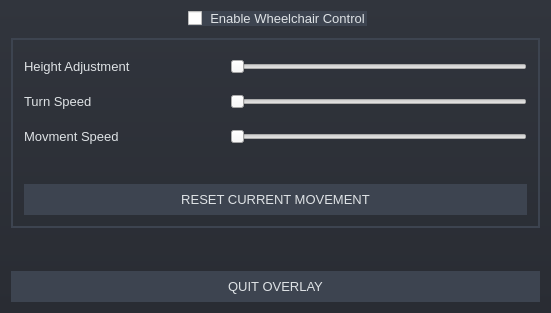
henriheimann/rollivr, file overlay/src/WheelchairOverlayWidget.ui: the form before one commit.
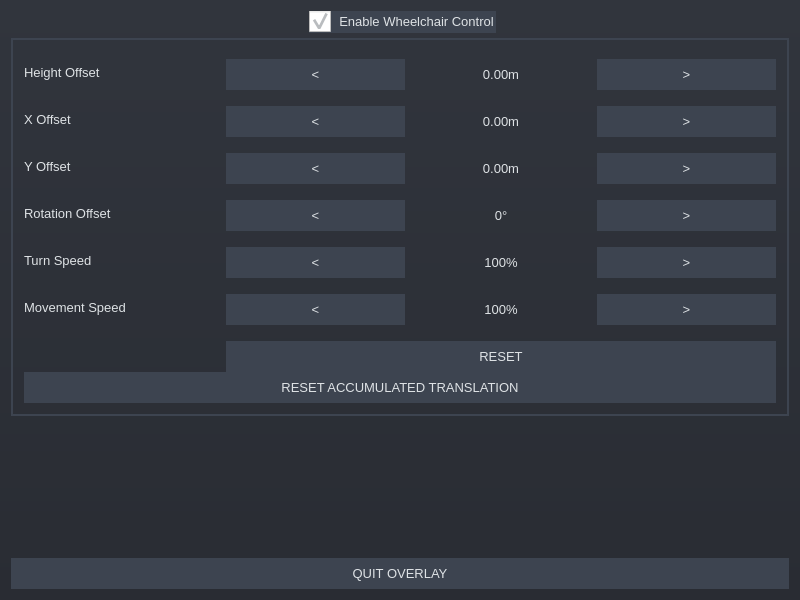
The form after the commit.

Commit message: Update UI, add offsets for wheelchair position

```diff
--- a/overlay/src/WheelchairOverlayWidget.ui
+++ b/overlay/src/WheelchairOverlayWidget.ui
@@ -6,10 +6,16 @@
    <rect>
     <x>0</x>
     <y>0</y>
-    <width>551</width>
-    <height>313</height>
+    <width>800</width>
+    <height>600</height>
    </rect>
   </property>
+  <property name="minimumSize">
+   <size>
+    <width>760</width>
+    <height>460</height>
+   </size>
+  </property>
   <property name="windowTitle">
    <string>Hello World Overlay</string>
   </property>
@@ -19,6 +25,11 @@
 	color: #dee2e5;
 }
 
+QGroupBox::indicator {
+	width: 22px;
+	height: 22px;
+}
+
 QWidget {
 	font: 10pt;
 	color: #dee2e5;
@@ -67,7 +78,7 @@
       <bool>true</bool>
      </property>
      <property name="checked">
-      <bool>false</bool>
+      <bool>true</bool>
      </property>
      <layout class="QVBoxLayout" name="verticalLayout_2">
       <item>
@@ -90,92 +101,258 @@
            <number>100</number>
           </property>
           <property name="verticalSpacing">
-           <number>20</number>
+           <number>16</number>
           </property>
           <item row="0" column="0">
-           <widget class="QLabel" name="heightAdjustmentLabel">
+           <widget class="QLabel" name="formHeightOffsetLabel">
+            <property name="sizePolicy">
+             <sizepolicy hsizetype="Preferred" vsizetype="Preferred">
+              <horstretch>0</horstretch>
+              <verstretch>0</verstretch>
+             </sizepolicy>
+            </property>
             <property name="text">
-             <string>Height Adjustment</string>
+             <string>Height Offset</string>
             </property>
            </widget>
           </item>
           <item row="0" column="1">
-           <widget class="QSlider" name="heightAdjustmentSlider">
-            <property name="maximum">
-             <number>100</number>
-            </property>
-            <property name="orientation">
-             <enum>Qt::Horizontal</enum>
+           <layout class="QHBoxLayout" name="horizontalLayout_2">
+            <item>
+             <widget class="QPushButton" name="decrementHeightOffsetPushButton">
+              <property name="minimumSize">
+               <size>
+                <width>0</width>
+                <height>23</height>
+               </size>
+              </property>
+              <property name="text">
+               <string>&lt;</string>
+              </property>
+             </widget>
+            </item>
+            <item>
+             <widget class="QLabel" name="heightOffsetLabel">
+              <property name="text">
+               <string>0.00m</string>
+              </property>
+              <property name="alignment">
+               <set>Qt::AlignCenter</set>
+              </property>
+             </widget>
+            </item>
+            <item>
+             <widget class="QPushButton" name="incrementHeightOffsetPushButton">
+              <property name="text">
+               <string>&gt;</string>
+              </property>
+             </widget>
+            </item>
+           </layout>
+          </item>
+          <item row="4" column="1">
+           <layout class="QHBoxLayout" name="horizontalLayout_3">
+            <item>
+             <widget class="QPushButton" name="decrementTurnSpeedPushButton">
+              <property name="text">
+               <string>&lt;</string>
+              </property>
+             </widget>
+            </item>
+            <item>
+             <widget class="QLabel" name="turnSpeedLabel">
+              <property name="text">
+               <string>100%</string>
+              </property>
+              <property name="alignment">
+               <set>Qt::AlignCenter</set>
+              </property>
+             </widget>
+            </item>
+            <item>
+             <widget class="QPushButton" name="incrementTurnSpeedPushButton">
+              <property name="text">
+               <string>&gt;</string>
+              </property>
+             </widget>
+            </item>
+           </layout>
+          </item>
+          <item row="3" column="0">
+           <widget class="QLabel" name="formRotationOffsetLabel">
+            <property name="text">
+             <string>Rotation Offset</string>
             </property>
            </widget>
           </item>
-          <item row="1" column="0">
-           <widget class="QLabel" name="turnSpeedLabel">
+          <item row="4" column="0">
+           <widget class="QLabel" name="fromSpeedLabeforml">
             <property name="text">
              <string>Turn Speed</string>
             </property>
            </widget>
           </item>
-          <item row="1" column="1">
-           <widget class="QSlider" name="turnSpeedSlider">
-            <property name="maximum">
-             <number>100</number>
-            </property>
-            <property name="orientation">
-             <enum>Qt::Horizontal</enum>
+          <item row="3" column="1">
+           <layout class="QHBoxLayout" name="horizontalLayout_5">
+            <item>
+             <widget class="QPushButton" name="decrementRotationOffsetPushButton">
+              <property name="text">
+               <string>&lt;</string>
+              </property>
+             </widget>
+            </item>
+            <item>
+             <widget class="QLabel" name="rotationOffsetLabel">
+              <property name="text">
+               <string>0°</string>
+              </property>
+              <property name="alignment">
+               <set>Qt::AlignCenter</set>
+              </property>
+             </widget>
+            </item>
+            <item>
+             <widget class="QPushButton" name="incrementRotationOffsetPushButton">
+              <property name="text">
+               <string>&gt;</string>
+              </property>
+             </widget>
+            </item>
+           </layout>
+          </item>
+          <item row="1" column="0">
+           <widget class="QLabel" name="formXOffsetLabel">
+            <property name="text">
+             <string>X Offset</string>
             </property>
            </widget>
           </item>
           <item row="2" column="0">
-           <widget class="QLabel" name="movementSpeedLabel">
+           <widget class="QLabel" name="formYOffsetLabel">
             <property name="text">
-             <string>Movment Speed</string>
+             <string>Y Offset</string>
             </property>
            </widget>
           </item>
+          <item row="1" column="1">
+           <layout class="QHBoxLayout" name="horizontalLayout_6">
+            <item>
+             <widget class="QPushButton" name="decrementXOffsetPushButton">
+              <property name="text">
+               <string>&lt;</string>
+              </property>
+             </widget>
+            </item>
+            <item>
+             <widget class="QLabel" name="xOffsetLabel">
+              <property name="text">
+               <string>0.00m</string>
+              </property>
+              <property name="alignment">
+               <set>Qt::AlignCenter</set>
+              </property>
+             </widget>
+            </item>
+            <item>
+             <widget class="QPushButton" name="incrementXOffsetPushButton">
+              <property name="text">
+               <string>&gt;</string>
+              </property>
+             </widget>
+            </item>
+           </layout>
+          </item>
           <item row="2" column="1">
-           <widget class="QSlider" name="movementSpeedSlider">
-            <property name="maximum">
-             <number>100</number>
+           <layout class="QHBoxLayout" name="horizontalLayout_7">
+            <item>
+             <widget class="QPushButton" name="decrementYOffsetPushButton">
+              <property name="text">
+               <string>&lt;</string>
+              </property>
+             </widget>
+            </item>
+            <item>
+             <widget class="QLabel" name="yOffsetLabel">
+              <property name="text">
+               <string>0.00m</string>
+              </property>
+              <property name="alignment">
+               <set>Qt::AlignCenter</set>
+              </property>
+             </widget>
+            </item>
+            <item>
+             <widget class="QPushButton" name="incrementYOffsetPushButton">
+              <property name="text">
+               <string>&gt;</string>
+              </property>
+             </widget>
+            </item>
+           </layout>
+          </item>
+          <item row="5" column="0">
+           <widget class="QLabel" name="formmovementSpeedLabel">
+            <property name="text">
+             <string>Movement Speed</string>
             </property>
-            <property name="orientation">
-             <enum>Qt::Horizontal</enum>
+           </widget>
+          </item>
+          <item row="5" column="1">
+           <layout class="QHBoxLayout" name="horizontalLayout_4">
+            <item>
+             <widget class="QPushButton" name="decrementMovementSpeedPushButton">
+              <property name="text">
+               <string>&lt;</string>
+              </property>
+             </widget>
+            </item>
+            <item>
+             <widget class="QLabel" name="movementSpeedLabel">
+              <property name="text">
+               <string>100%</string>
+              </property>
+              <property name="alignment">
+               <set>Qt::AlignCenter</set>
+              </property>
+             </widget>
+            </item>
+            <item>
+             <widget class="QPushButton" name="incrementMovementSpeedPushButton">
+              <property name="text">
+               <string>&gt;</string>
+              </property>
+             </widget>
+            </item>
+           </layout>
+          </item>
+          <item row="6" column="1">
+           <widget class="QPushButton" name="resetFormPushButton">
+            <property name="text">
+             <string>RESET</string>
             </property>
            </widget>
           </item>
          </layout>
         </item>
         <item>
-         <spacer name="verticalSpacer_2">
-          <property name="orientation">
-           <enum>Qt::Vertical</enum>
-          </property>
-          <property name="sizeType">
-           <enum>QSizePolicy::Fixed</enum>
-          </property>
-          <property name="sizeHint" stdset="0">
-           <size>
-            <width>20</width>
-            <height>40</height>
-           </size>
-          </property>
-         </spacer>
-        </item>
-        <item>
-         <widget class="QPushButton" name="resetPushButton">
-          <property name="sizePolicy">
-           <sizepolicy hsizetype="Minimum" vsizetype="Fixed">
-            <horstretch>0</horstretch>
-            <verstretch>0</verstretch>
-           </sizepolicy>
-          </property>
-          <property name="text">
-           <string>RESET CURRENT MOVEMENT</string>
-          </property>
-          <property name="checkable">
-           <bool>false</bool>
-          </property>
-         </widget>
+         <layout class="QHBoxLayout" name="horizontalLayout_8">
+          <item>
+           <widget class="QPushButton" name="resetPushButton">
+            <property name="sizePolicy">
+             <sizepolicy hsizetype="Minimum" vsizetype="Fixed">
+              <horstretch>0</horstretch>
+              <verstretch>0</verstretch>
+             </sizepolicy>
+            </property>
+            <property name="text">
+             <string>RESET ACCUMULATED TRANSLATION</string>
+            </property>
+            <property name="checkable">
+             <bool>false</bool>
+            </property>
+           </widget>
+          </item>
+         </layout>
         </item>
        </layout>
       </item>
```
The commit also changes 4 other files.
